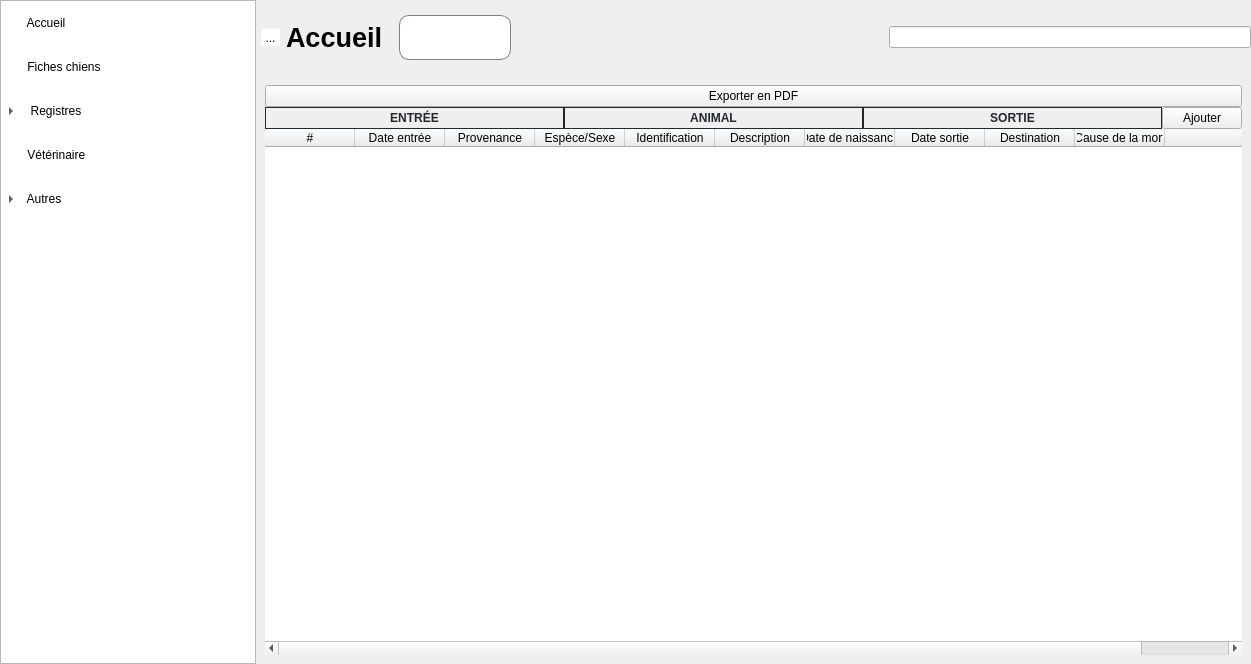
First picture: the form in mainwindow.ui, repository ArtAuc/mkrescue, before the edit.
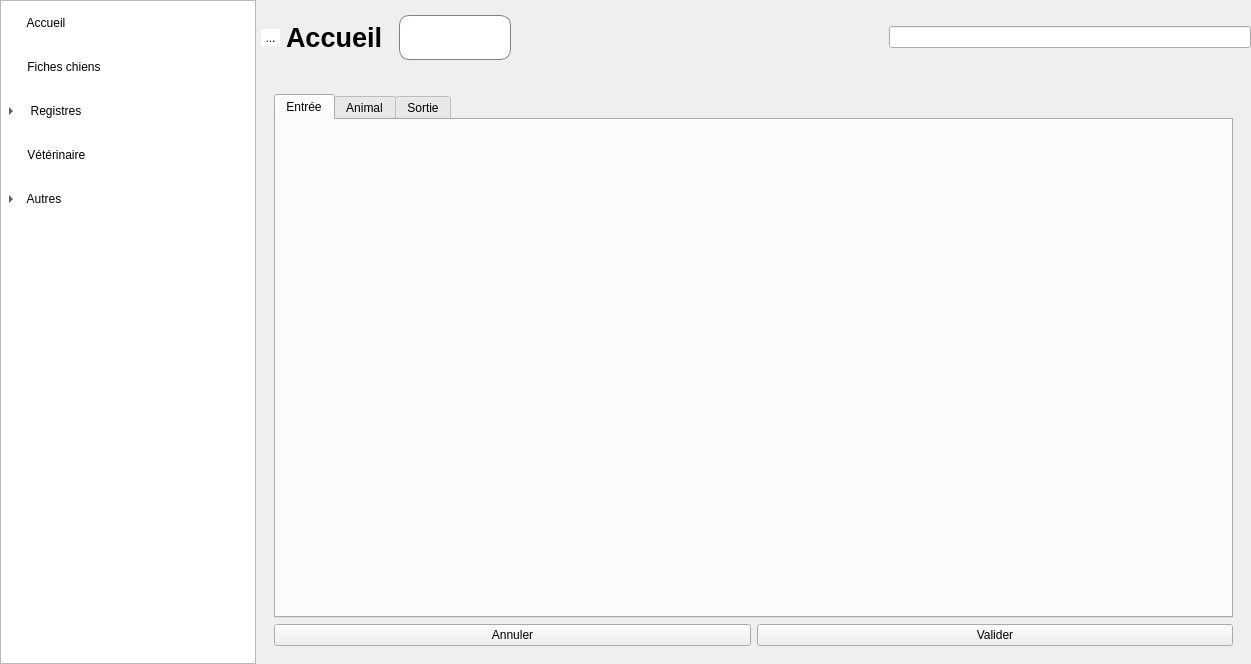
Second picture: the form after the edit. Icons and pictures are not drawn. Custom widgets are drawn as their Qt base class.

Commit message: Basic structure for edit page

```diff
--- a/mainwindow.ui
+++ b/mainwindow.ui
@@ -392,7 +392,7 @@
          <enum>QFrame::NoFrame</enum>
         </property>
         <property name="currentIndex">
-         <number>2</number>
+         <number>3</number>
         </property>
         <widget class="QWidget" name="homePage"/>
         <widget class="QWidget" name="dogSheetsPage"/>
@@ -599,6 +599,59 @@
           </item>
          </layout>
         </widget>
+        <widget class="QWidget" name="editPage">
+         <layout class="QVBoxLayout" name="verticalLayout_3">
+          <item>
+           <widget class="QStackedWidget" name="editStacked">
+            <widget class="QWidget" name="editEntryPage">
+             <layout class="QVBoxLayout" name="verticalLayout_4">
+              <item>
+               <widget class="QTabWidget" name="entryTabWidget">
+                <property name="currentIndex">
+                 <number>0</number>
+                </property>
+                <widget class="QWidget" name="entryTab1">
+                 <attribute name="title">
+                  <string>Entrée</string>
+                 </attribute>
+                </widget>
+                <widget class="QWidget" name="entryTab2">
+                 <attribute name="title">
+                  <string>Animal</string>
+                 </attribute>
+                </widget>
+                <widget class="QWidget" name="entryTab3">
+                 <attribute name="title">
+                  <string>Sortie</string>
+                 </attribute>
+                </widget>
+               </widget>
+              </item>
+              <item>
+               <layout class="QHBoxLayout" name="horizontalLayout_2">
+                <item>
+                 <widget class="QPushButton" name="cancelButton">
+                  <property name="text">
+                   <string>Annuler</string>
+                  </property>
+                 </widget>
+                </item>
+                <item>
+                 <widget class="QPushButton" name="submitButton">
+                  <property name="text">
+                   <string>Valider</string>
+                  </property>
+                 </widget>
+                </item>
+               </layout>
+              </item>
+             </layout>
+            </widget>
+            <widget class="QWidget" name="editCarePage"/>
+           </widget>
+          </item>
+         </layout>
+        </widget>
         <widget class="DogRegistry" name="careRegistryPage">
          <layout class="QVBoxLayout" name="verticalLayout">
           <item>
```
